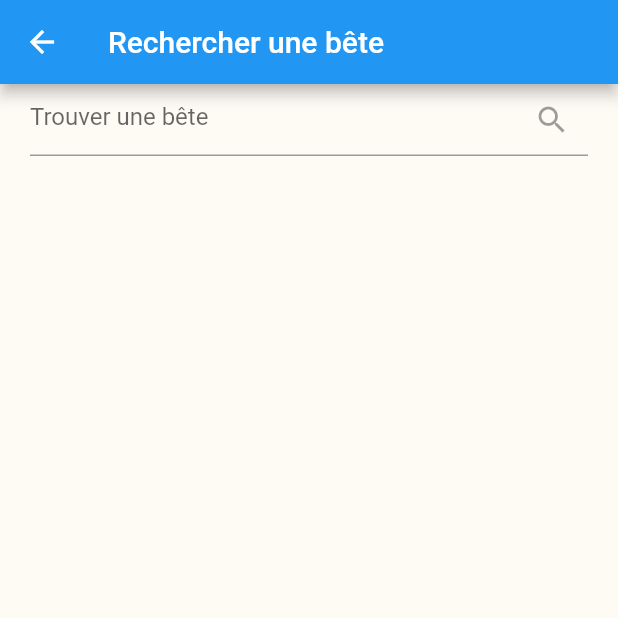
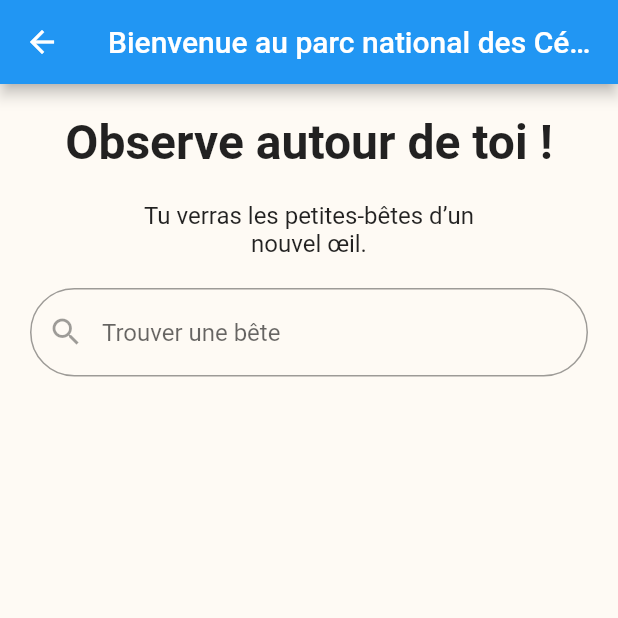
Before and after one commit to MaxLepan/projet_B3, a Flutter app: the SearchView screen opened by its route, on a phone screen of 412 x 824 dp, the top half of it. Run offline on Flutter 3.47's test engine with Material 2 defaults, Android fonts, the phone set to English and light mode, and no system bars; our stand-ins replace cloud_firestore, firebase_core, firebase_storage, flutter_map, geolocator, image_picker and 2 more; missing offline and left inert: dart:ffi, flutter_map_location_marker, graph_collection; accounts and stored records are empty.

Commit message:
FIX [Basic Search] Started style

```diff
--- a/lib/Search/search_view.dart
+++ b/lib/Search/search_view.dart
@@ -26,17 +26,42 @@ class SearchViewState extends State<SearchView> {
     print("species list : ${speciesViewModel.speciesList.toString()}");
     return Scaffold(
       appBar: AppBar(
-        title: const Text("Rechercher une bête"),
+        title: const Text("Bienvenue au parc national des Cévennes"),
       ),
       body:Column(
         children:[
+          // display a title in the middle of the screen
+          const Padding(
+            padding: EdgeInsets.only(top: 20, bottom: 20),
+            child: Text(
+              "Observe autour de toi !",
+              style: TextStyle(
+                fontSize: 32,
+                fontWeight: FontWeight.bold,
+              ),
+            ),
+          ),
+          // display a subtitle in the middle of the screen
+          const Padding(
+            padding: EdgeInsets.only(bottom: 20),
+            child: Text(
+              "Tu verras les petites-bêtes d’un\nnouvel œil.",
+              style: TextStyle(
+                fontSize: 16,
+              ),
+              textAlign: TextAlign.center,
+            ),
+          ),
           Padding(
             padding: const EdgeInsets.only(left: 20, right: 20),
             child:
             TextField(
               decoration: const InputDecoration(
                 hintText: "Trouver une bête",
-                suffixIcon: IconButton(onPressed: null, icon: Icon(Icons.search)),
+                prefixIcon: IconButton(onPressed: null, icon: Icon(Icons.search)),
+                border: OutlineInputBorder(
+                  borderRadius: BorderRadius.all(Radius.circular(50.0)),
+                ),
               ),
               onChanged: (text) async {
                 List<Species> speciesList = await speciesViewModel.getSpeciesStartingBy(text);
```
